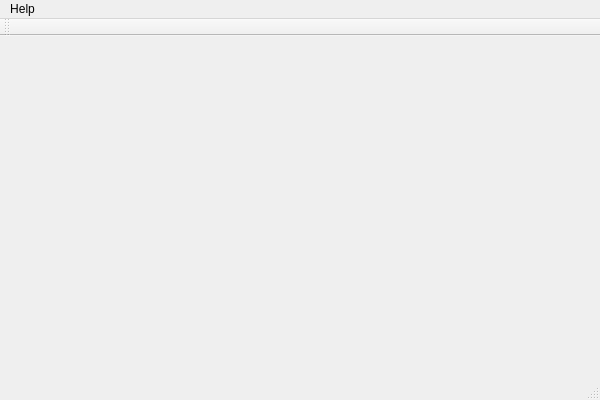
This is mainwindow.ui in tstaerk/qtimetracker as Qt 5 draws it before an edit. The edited form follows.
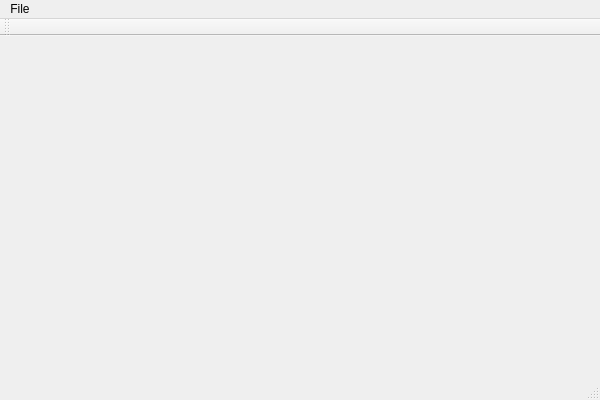
This is the edited form.

Commit message: Moved project to qtcreator's subversion management. Added a file->quit item.

What changed in the file:
```diff
--- a/mainwindow.ui
+++ b/mainwindow.ui
@@ -25,7 +25,7 @@
    </property>
    <widget class="QMenu" name="menuHelp">
     <property name="title">
-     <string>Help</string>
+     <string>File</string>
     </property>
    </widget>
    <addaction name="menuHelp"/>
```
Left out of the diff: 6 changed lines with no effect on the pictures. The commit also changes 2 other files.
